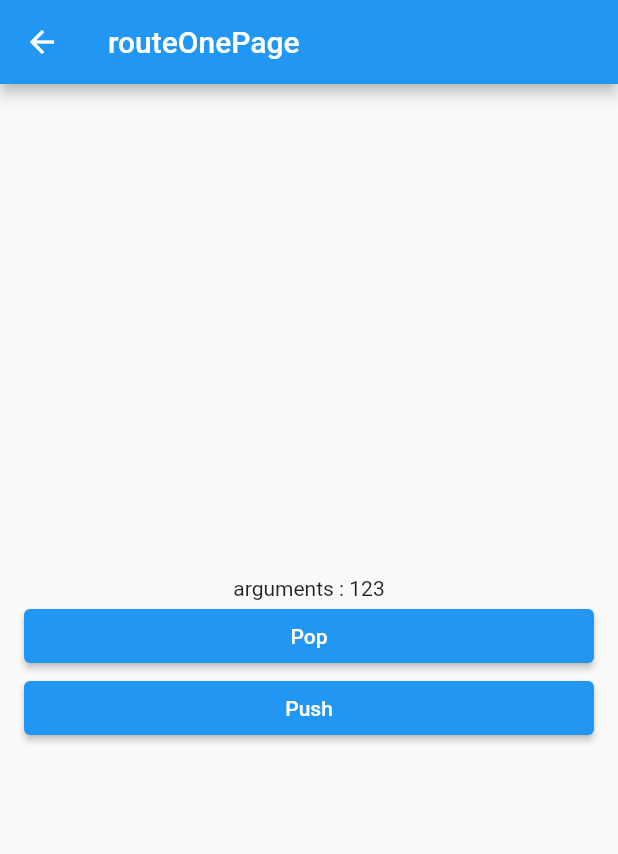
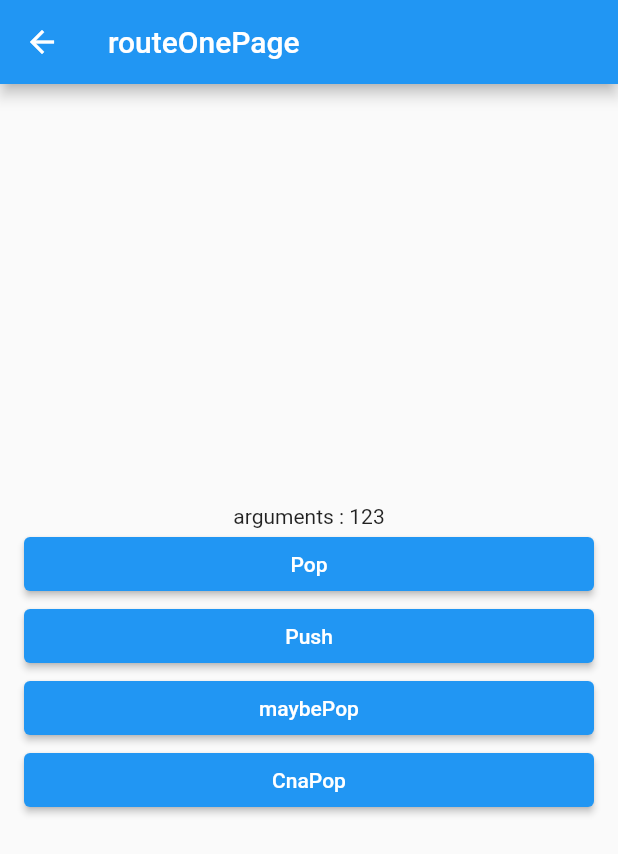
Before and after one commit to tjdans345/flutter_button_test, a Flutter app: the screen it shows after launch, after a tap on "Push", on a phone screen of 412 x 824 dp. Shown: the top 854 px of the screen. Run offline on Flutter 3.47's test engine with Material 2 defaults, Android fonts, the phone set to English and light mode, and no system bars.

Commit message:
pop pratice 1차 complete

```diff
--- a/lib/screen/navigation_screen.dart
+++ b/lib/screen/navigation_screen.dart
@@ -7,18 +7,43 @@ class NavigationScreen extends StatelessWidget {
 
   @override
   Widget build(BuildContext context) {
-    return MainLayOut(title: "Home Screen", children: [
+    // 유저들의 뒤로가기를 막을 수 있다.
+    // 안드로이드 폰 같튼경우 시스템 버튼( < )을 이용하더라도 뒤로가기를 통해 앱을 종료하게 하는것을 막을 수 있다.
+    return WillPopScope(
+      onWillPop: () async {
+        // true 리턴 -> pop 가능
+        // false 리턴 -> pop 불가능
+        // return false;
+
+        // 특정 로직을 통하여 true, false 값을 조정 가능하다.
+        return Navigator.of(context).canPop();
+      },
+      child: MainLayOut(title: "Home Screen", children: [
         ElevatedButton(
             onPressed: () async {
               final result = await Navigator.of(context)
                   .push(MaterialPageRoute(builder: (BuildContext builder) {
-              return RouteOneScreen(number: 123,);
+                return RouteOneScreen(
+                  number: 123,
+                );
               }));
 
               print(result);
-
             },
-          child: Text("Push"))
-    ]);
+            child: Text("Push")),
+        ElevatedButton(
+            onPressed: () {
+              // maybePop 은 라우트 스택에 해당 페이지만 존재할 때 뒤로가기(Pop)가 실행되지 않는다.
+              Navigator.of(context).maybePop();
+            },
+            child: Text("MaybePop")),
+        ElevatedButton(
+            onPressed: () {
+              // maybePop 은 라우트 스택에 해당 페이지만 존재할 때 뒤로가기(Pop)가 실행되지 않는다.
+              print(Navigator.of(context).canPop());
+            },
+            child: Text("CnaPop")),
+      ]),
+    );
   }
 }
--- a/lib/screen/route/route_one_screen.dart
+++ b/lib/screen/route/route_one_screen.dart
@@ -3,7 +3,6 @@ import 'package:button_practice/screen/route/route_two_screen.dart';
 import 'package:flutter/material.dart';
 
 class RouteOneScreen extends StatelessWidget {
-
   final int? number;
 
   const RouteOneScreen({this.number, Key? key}) : super(key: key);
@@ -11,7 +10,10 @@ class RouteOneScreen extends StatelessWidget {
   @override
   Widget build(BuildContext context) {
     return MainLayOut(title: "routeOnePage", children: [
-      Text("arguments : ${number.toString()}", textAlign: TextAlign.center,),
+      Text(
+        "arguments : ${number.toString()}",
+        textAlign: TextAlign.center,
+      ),
       ElevatedButton(
           onPressed: () {
             Navigator.of(context).pop(456);
@@ -20,20 +22,28 @@ class RouteOneScreen extends StatelessWidget {
       ElevatedButton(
           onPressed: () {
             Navigator.of(context).push(
-              // 페이지는 하나씩 쌓이는 구조이다.
-              // 스택 구조이다.
+                // 페이지는 하나씩 쌓이는 구조이다.
+                // 스택 구조이다.
                 MaterialPageRoute(
                     builder: (BuildContext context) {
                       return RouteTwoScreen();
                     },
                     // 데이터를 넘길 수 있다.
-                    settings: RouteSettings(
-                      arguments: 789
-                    )
-                )
-            );
+                    settings: RouteSettings(arguments: 789)));
           },
-          child: Text("Push"))
+          child: Text("Push")),
+      ElevatedButton(
+          onPressed: () {
+            // maybePop -> 해당 페이지만 존재하는게 아니면 Pop 을 시켜준다.
+            Navigator.of(context).maybePop();
+          },
+          child: Text("maybePop")),
+      ElevatedButton(
+          onPressed: () {
+            // maybePop 은 라우트 스택에 해당 페이지만 존재할 때 뒤로가기(Pop)가 실행되지 않는다.
+            print(Navigator.of(context).canPop());
+          },
+          child: Text("CnaPop")),
     ]);
   }
 }
--- a/lib/screen/route/route_two_screen.dart
+++ b/lib/screen/route/route_two_screen.dart
@@ -37,14 +37,17 @@ class RouteTwoScreen extends StatelessWidget {
           onPressed: () {
             Navigator.of(context).pushAndRemoveUntil(
               MaterialPageRoute(builder: (_) => RouteThreeScreen()),
+              // 해당 페이지 빼고는 다 스택에서 지워버린다.
               (route) => route.settings.name == "/",
             );
           },
           child: Text("push And Remove Until")),
       ElevatedButton(
           onPressed: () {
+            // named push route
             Navigator.of(context).pushNamedAndRemoveUntil(
               "/three",
+              // 해당 페이지 빼고는 다 스택에서 지워버린다.
               (route) => route.settings.name == "/",
             );
           },
```
Lines whose indentation alone changed are shown as unchanged.
